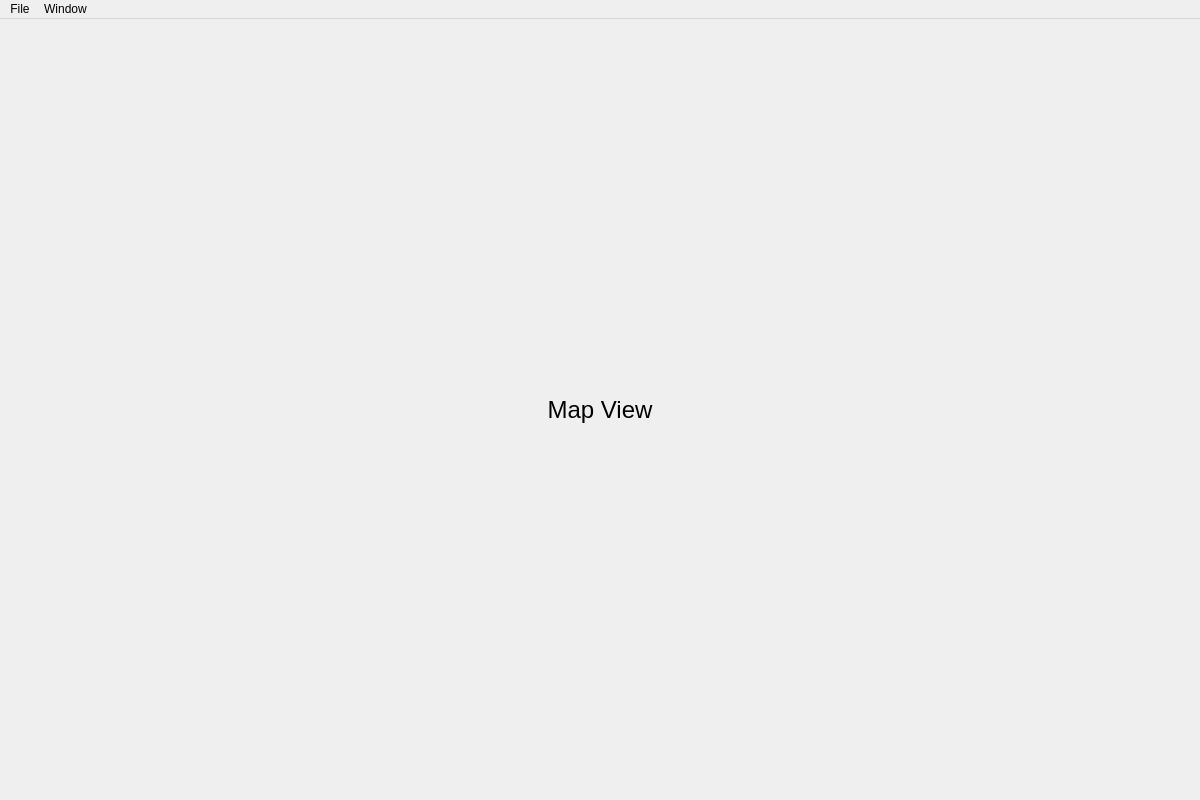
First picture: the form in GUI/win_main.ui, repository Benibla124/Automotion-Desktop-App, before the edit.
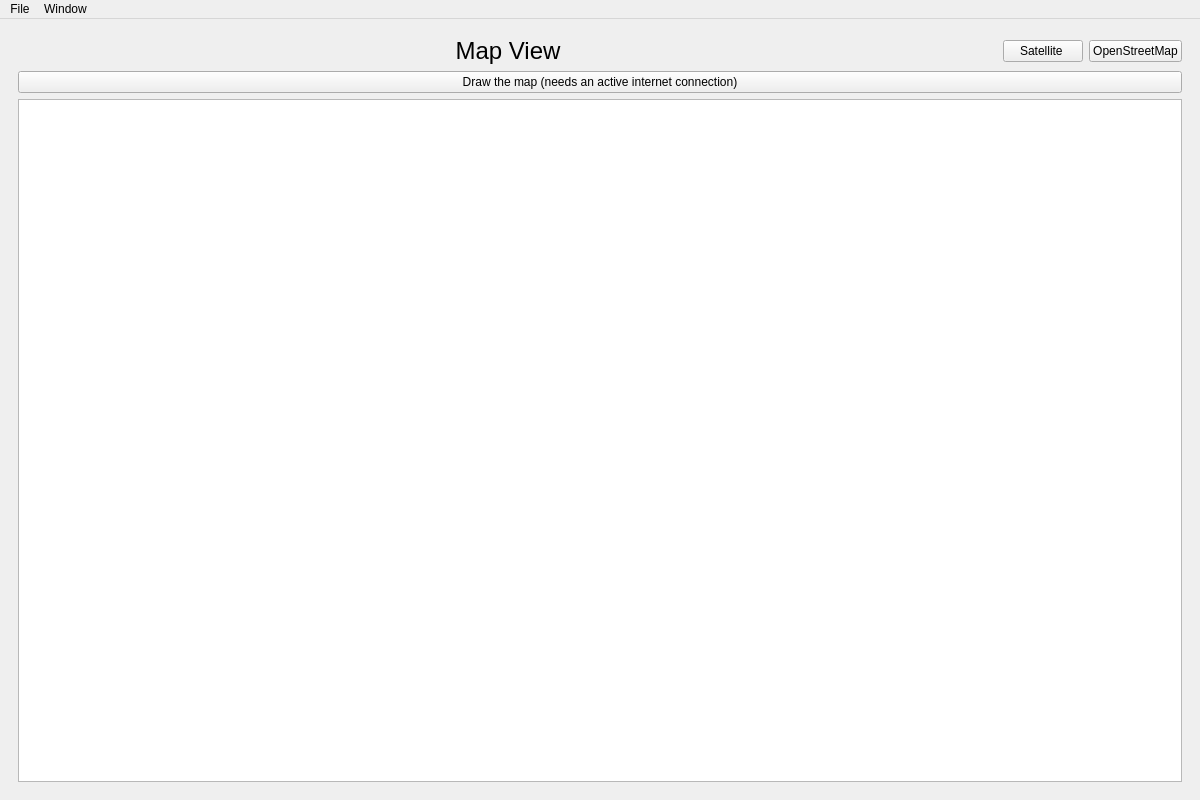
Second picture: the form after the edit. The open tabs and pages were chosen to show the change. Icons and pictures are not drawn. Custom widgets are drawn as their Qt base class.

Commit message: Map View implemented & working now (yay!)

Diff of the .ui file:
```diff
--- a/GUI/win_main.ui
+++ b/GUI/win_main.ui
@@ -232,8 +232,32 @@
             </property>
            </spacer>
           </item>
+          <item>
+           <widget class="QPushButton" name="styleSatellite">
+            <property name="text">
+             <string>Satellite </string>
+            </property>
+           </widget>
+          </item>
+          <item>
+           <widget class="QPushButton" name="styleMap">
+            <property name="text">
+             <string>OpenStreetMap</string>
+            </property>
+           </widget>
+          </item>
          </layout>
         </item>
+        <item>
+         <widget class="QPushButton" name="MapLoadButton">
+          <property name="text">
+           <string>Draw the map (needs an active internet connection)</string>
+          </property>
+         </widget>
+        </item>
+        <item>
+         <widget class="QGraphicsView" name="mapdisplay"/>
+        </item>
        </layout>
       </widget>
      </widget>
```
Left out of the diff: 18 changed lines with no effect on the pictures. The commit also changes 5 other files.
